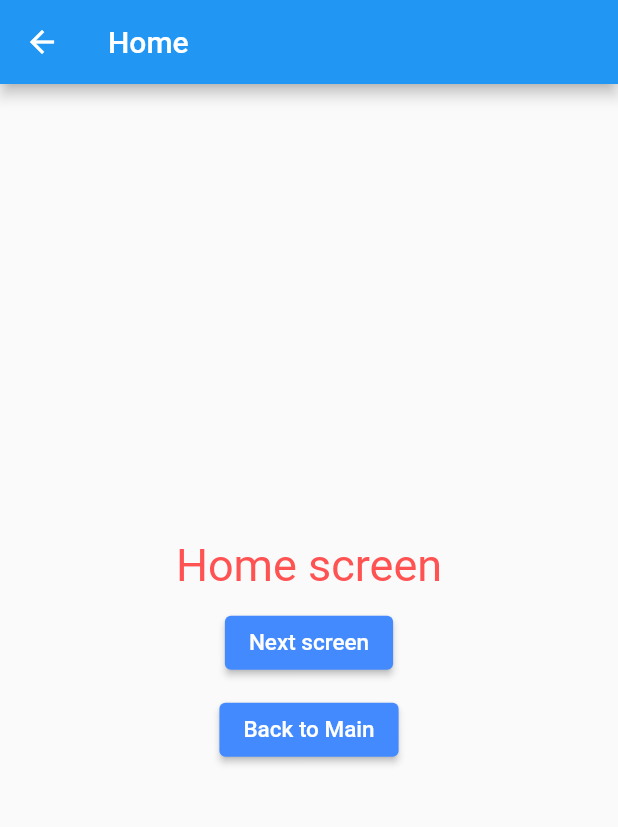
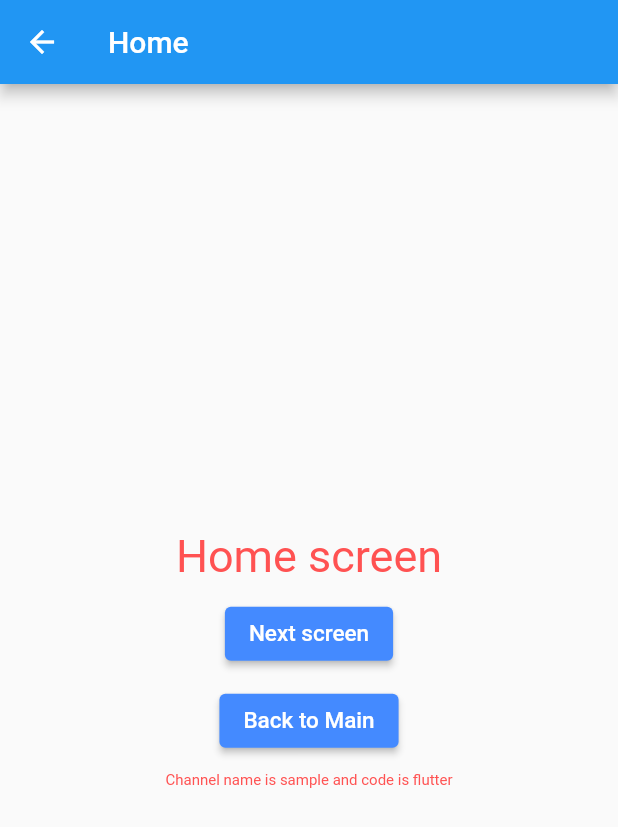
Before and after one commit to pirate-kor/flutter-getx-sample, a Flutter app: the screen it shows after launch, after a tap on "Go to Home", on a phone screen of 412 x 824 dp. Shown: the top 827 px of the screen. Run offline on Flutter 3.47's test engine with Material 2 defaults, Android fonts, the light colour scheme and no system bars; our stand-ins replace get.

Commit message:
navigation route 커밋
unknownRoute 동작 안하는 이유가 뭘까..

```diff
--- a/lib/main.dart
+++ b/lib/main.dart
@@ -1,5 +1,7 @@
 import 'package:flutter/material.dart';
 import 'package:flutter_getx_sample/sample/home.dart';
+import 'package:flutter_getx_sample/sample/next_screen.dart';
+import 'package:flutter_getx_sample/sample/unknown.dart';
 import 'package:get/get.dart';
 
 void main() {
@@ -12,45 +14,39 @@ class MainApp extends StatelessWidget {
   @override
   Widget build(BuildContext context) {
     return GetMaterialApp(
-      title: "GetX test - Navigation",
+      title: "Getx test - Navigation",
+      initialRoute: "/",
+      defaultTransition: Transition.zoom,
+      getPages: [
+        GetPage(name: "/", page: () => MainApp()),
+        GetPage(name: "/home", page: () => Home()),
+        // 파라미터로 넘기는 법 (2)
+        GetPage(name: "/nextScreen/:someValue", page: () => NextScreen(),
+          transition: Transition.leftToRight),
+      ],
+      // 정의되지 않은 uri 입력할 경우
+      unknownRoute: GetPage(name: "/notfound", page: () => UnknownScreen()),
       home: Scaffold(
-        appBar: AppBar(
-          title: Text("Navigation"),
-        ),
+        appBar: AppBar(title: Text("Navigation"),),
         body: Center(
           child: Column(
             mainAxisAlignment: MainAxisAlignment.center,
             crossAxisAlignment: CrossAxisAlignment.center,
             children: [
-              ElevatedButton(
-                child: Text("Go to Home"),
-                onPressed: () async {
-//                  Get.to(
-//                    Home(),
-//
-//                    // 풀스크린으로 설정할 경우, 뒤로가기 버튼이 아닌 X 버튼 출력
-//                    fullscreenDialog: true,
-//
-//                    // 애니메이션 효과
-//                    transition: Transition.zoom,
-//                    duration: Duration(milliseconds: 2000),
-////                  curve: Curves.bounceIn,
-//                  );
-
-                  // 이전 화면으로 return할 필요가 없을 경우
-//                  Get.off(Home());
-
-                  // 이전 화면에 대한 기록 모두 제거
-//                  Get.offAll(Home());
-
-                  // 다음 페이지로 갈 때 arguments 전달
-//                  Get.to(Home(), arguments: "Data from main");
-
-                  // 페이지 닫힐 때, return 값을 가져옴
-                  var data = await Get.to(Home());
-                  print("The received data is $data");
-                },
-              )
+              ElevatedButton(child: Text("Go to Home"),
+              onPressed: () {
+//                Get.toNamed("/home",);
+                // 파라미터로 넘기는 법 (1)
+                Get.toNamed("/home?channel=sample&code=flutter",);
+              },),
+              SizedBox(
+                height: 10,
+              ),
+              ElevatedButton(child: Text("Next screen"),
+                onPressed: () {
+//                  Get.toNamed("/nextScreen",);
+                  Get.toNamed("/x",);
+                },),
             ],
           ),
         ),
--- a/lib/sample/home.dart
+++ b/lib/sample/home.dart
@@ -1,4 +1,5 @@
 import 'package:flutter/material.dart';
+import 'package:flutter_getx_sample/sample/home.dart';
 import 'package:get/get.dart';
 
 class Home extends StatelessWidget {
@@ -30,7 +31,9 @@ class Home extends StatelessWidget {
               style: ButtonStyle(
                   backgroundColor: MaterialStateColor.resolveWith(
                       (states) => Colors.blueAccent)),
-              onPressed: () {},
+              onPressed: () {
+                Get.toNamed("/nextScreen/1234");
+              },
             ),
             SizedBox(
               height: 10,
@@ -57,6 +60,12 @@ class Home extends StatelessWidget {
 //              "${Get.arguments}",
 //              style: TextStyle(color: Colors.green, fontSize: 15),
 //            ),
+
+            // Getx에서 파라미터로 넘긴 값을 받는 것 (1)
+            Text(
+              "Channel name is ${Get.parameters['channel']} and code is ${Get.parameters['code']}",
+              style: TextStyle(color: Colors.redAccent, fontSize: 10),
+            )
           ],
         ),
       ),
```
Also changed, not shown: lib/sample/navigation.dart (added, +56 -0 lines), lib/sample/next_screen.dart (added, +26 -0 lines), lib/sample/unknown.dart (added, +22 -0 lines).
